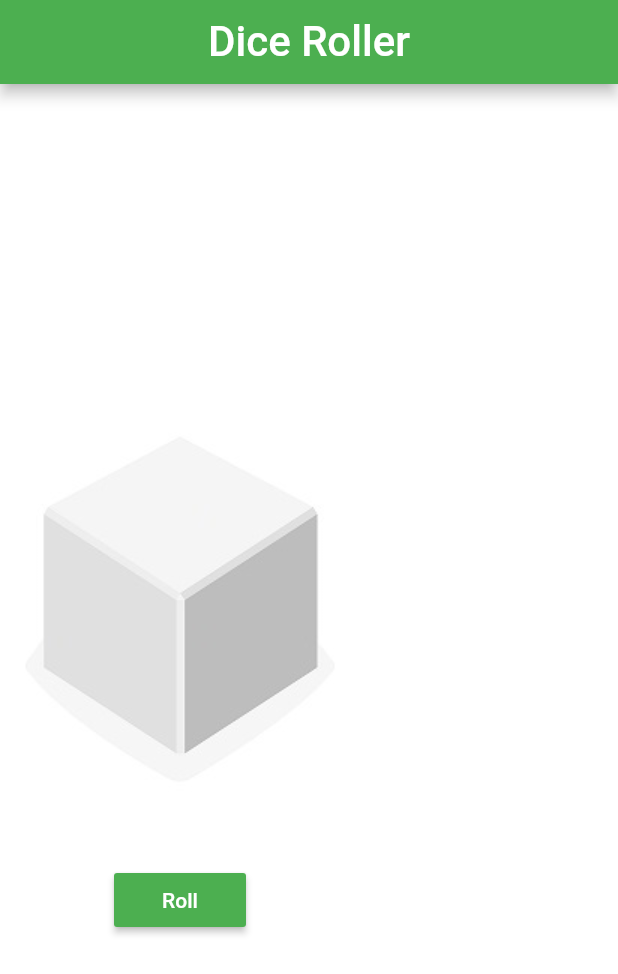
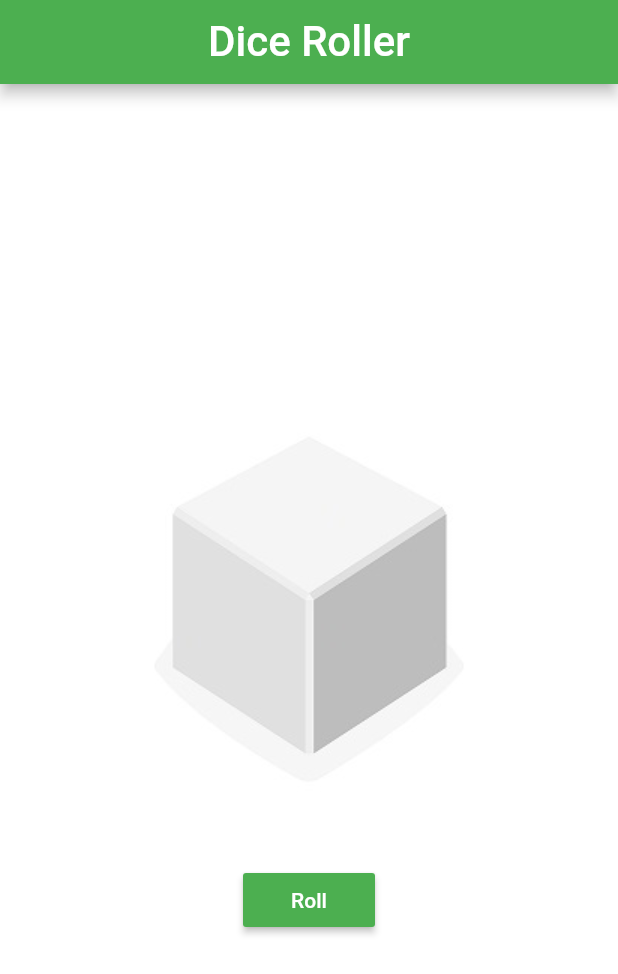
Before and after one commit to johnnylyimo/Flutter_Dice_Roller, a Flutter app: the screen it shows after launch, on a phone screen of 412 x 824 dp. Shown: the top 974 px of the screen. Run offline on Flutter 3.47's test engine with Material 2 defaults, Android fonts, the phone set to English and light mode, and no system bars.

Commit message:
Wrapped Column with Center widget

```diff
--- a/lib/dice_playground.dart
+++ b/lib/dice_playground.dart
@@ -28,7 +28,8 @@ class _PlaygroundState extends State<Playground> {
 
   @override
   Widget build(BuildContext context) {
-    return Column(
+    return Center(
+      child: Column(
         mainAxisAlignment: MainAxisAlignment.center,
         children: <Widget>[
           Image(
@@ -49,6 +50,7 @@ class _PlaygroundState extends State<Playground> {
             },
           )
         ],
+      ),
     );
   }
 }
```
Lines whose indentation alone changed are shown as unchanged.
